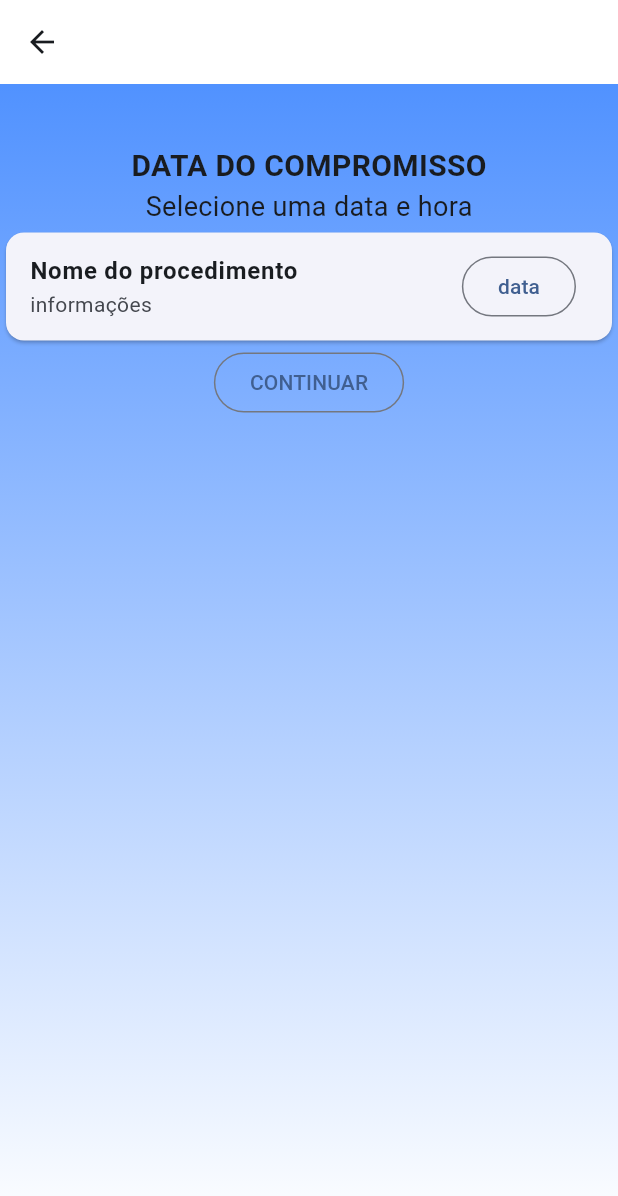
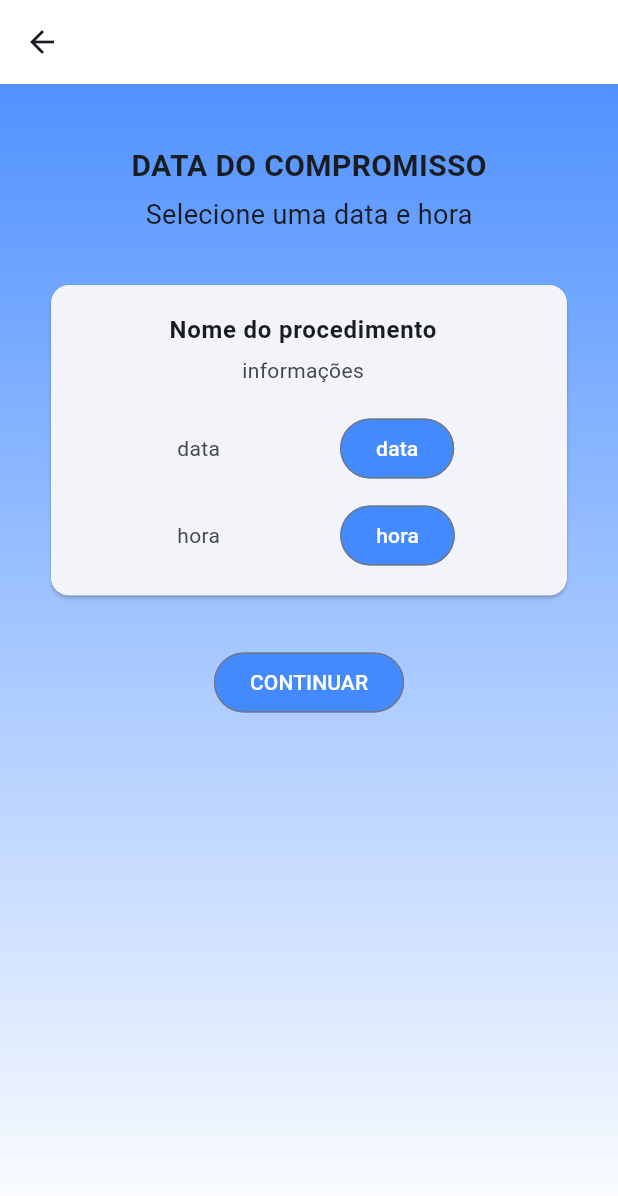
Before and after one commit to gabyferr/agendamento, a Flutter app: the UsuarioPage screen opened by its route, on a phone screen of 412 x 824 dp. Shown: the top 1196 px of the screen. Run offline on Flutter 3.47's test engine with Material 2 defaults, Android fonts, the light colour scheme and no system bars; our stand-ins replace brasil_fields, cloud_firestore, firebase_core, flutter_modular, rx_notifier; missing offline and left inert: cloud_firestore_web, dart_date, firebase_core_web; accounts and stored records are empty.

Commit message:
Ajustes da pagina do usuario/login.

```diff
--- a/lib/app/modules/menu/drawer_menu.dart
+++ b/lib/app/modules/menu/drawer_menu.dart
@@ -12,11 +12,12 @@ class DrawerMenu extends StatelessWidget {
           DrawerHeader(
             decoration: const BoxDecoration(
               color: Colors.blue,
+
             ),
             child: Column(
               children: [
                 Container(
-                  padding: const EdgeInsets.only(top: 50, left: 50),
+                  padding: const EdgeInsets.only(top: 50, left: 50, ),
                   child: Row(
                     children: [
                       const Text(
--- a/lib/app/modules/usuario/usuario_page.dart
+++ b/lib/app/modules/usuario/usuario_page.dart
@@ -44,21 +44,42 @@ class UsuarioPage extends StatelessWidget {
                       style:
                           TextStyle(fontSize: 20, fontWeight: FontWeight.bold),
                     )),
-                Text(
+
+                Container( padding: EdgeInsets.only(top: 5),
+                  child: Text(
                     'Selecione uma data e hora',
                     style: TextStyle(fontSize: 18),
                   ),
-                Column(
-                  children: [
-                    Card(
+                ),
+
+                  Container(
+                    padding: EdgeInsets.only(top: 30, left: 30, right: 30),
+                    child: Card(
                     shadowColor: Colors.black,
                     child: ListTile(
-                        title: Text(
+                      title: Center(
+                        child: Container( padding: EdgeInsets.only(top: 10, bottom: 5),
+                          child: Text(
                             'Nome do procedimento',
                             style: TextStyle(fontWeight: FontWeight.bold),
                           ),
-                        subtitle: Text('informações'),
-                        trailing: OutlinedButton(
+                        ),
+                      ),
+                      subtitle: Column(
+                          children: [
+                            Container( padding: EdgeInsets.only(bottom: 10,),
+
+                              child: Text('informações')),
+                            Padding(
+                              padding: const EdgeInsets.all(8.0),
+                              child: Column(
+                                children: [
+                                  Row(
+                                    children: [
+                                      SizedBox(width: 60,),
+                                      Text('data'),
+                                      SizedBox(width: 80,),
+                                      OutlinedButton(style: ButtonStyle(backgroundColor: MaterialStateProperty.all(Colors.blueAccent)),
                                           onPressed: () {
                                             showDatePicker(
                                               context: context,
@@ -67,15 +88,43 @@ class UsuarioPage extends StatelessWidget {
                                               lastDate: DateTime.now().addMonths(2),
                                             );
                                           },
-                            child: Text('data')),
+                                          child: Text('data', style: TextStyle(color: Colors.white),)),
+                                    ],
                                   ),
+                                   Container(
+                                    padding: EdgeInsets.only(top: 10),
+                              child: Column(children: [
+                                Row(
+                                    children: [
+                                      SizedBox(width: 60,),
+                                      Text('hora'),
+                                      SizedBox(width: 80,),
+                                      OutlinedButton(style: ButtonStyle(backgroundColor: MaterialStateProperty.all(Colors.blueAccent)),
+                                          onPressed: () {
+                                          DateTime(DateTime.now().getHours);
+                                          },
+                                          child: Text('hora', style: TextStyle(color: Colors.white),)),
+                                    ],
+                                  ),
+                              ]),
                             ),
                                 ],
                               ),
+
+                            ),
+
+                          ],
+                        ),
+
+
+                    ),
+                                  ),
+                  ),
                 // Container(child: OutlinedButton(onPressed:, child: child)),
                 Container(
-                  child: OutlinedButton(
-                    child: Text("CONTINUAR"),
+                  padding: EdgeInsets.only(top: 30,),
+                  child: OutlinedButton(style: ButtonStyle(backgroundColor: MaterialStateProperty.all(Colors.blueAccent)),
+                    child: Text('CONTINUAR',style: TextStyle(color: Colors.white),),
                     onPressed: () async {
                       showDialog(
                           context: context,
@@ -90,18 +139,18 @@ class UsuarioPage extends StatelessWidget {
                                     child: Row(
                                       children: [
                                         SizedBox(
-                                          width: 20,
+                                          width: 10,
                                         ),
-                                        OutlinedButton(
+                                        OutlinedButton(style: ButtonStyle(backgroundColor: MaterialStateProperty.all(Colors.blueAccent)),
                                           onPressed: () {
                                             Modular.to.pop();
                                           },
-                                          child: Text('CANCELAR'),
+                                          child: Text('CANCELAR', style: TextStyle(color: Colors.white),),
                                         ),
                                         SizedBox(
                                           width: 20,
                                         ),
-                                        OutlinedButton(
+                                        OutlinedButton(style: ButtonStyle(backgroundColor: MaterialStateProperty.all(Colors.blueAccent)),
                                           onPressed: () {
                                             Modular.get<UsuarioController>()
                                                 .save(usuarioModel);
@@ -124,19 +173,18 @@ class UsuarioPage extends StatelessWidget {
                                                       TextStyle(fontSize: 16),
                                                 ),
                                                 actions: [
-                                                  ElevatedButton(
+                                                  ElevatedButton(style: ButtonStyle(backgroundColor: MaterialStateProperty.all(Colors.blueAccent)),
                                                     onPressed: () {
-                                                      Modular.get<
-                                                              UsuarioController>()
-                                                          .save(usuarioModel);
+
+                                                          Modular.to.pop();
                                                     },
-                                                    child: Text('ok'),
+                                                    child: Text('ok',style: TextStyle(color: Colors.white),),
                                                   ),
                                                 ],
                                               ),
                                             );
                                           },
-                                          child: Text('FINALIZAR'),
+                                          child: Text('FINALIZAR',style: TextStyle(color: Colors.white),),
                                         ),
                                       ],
                                     ),
--- a/lib/app/util/validacao_util.dart
+++ b/lib/app/util/validacao_util.dart
@@ -17,7 +17,7 @@ class ValidacaoUtil {
   static String? validarSenha(value) {
     if (value.length < 4) {
       return 'Senha inválido';
-    } else {
+    } else  {
       return null;
     }
   }
--- a/pubspec.yaml
+++ b/pubspec.yaml
@@ -40,6 +40,7 @@ dependencies:
   cloud_firestore: ^4.4.5
   rx_notifier: ^2.0.0+5
   brasil_fields: ^1.12.0
+  firebase_auth: ^4.7.1
 
 dev_dependencies:
   flutter_test:
```
Also changed, not shown: lib/app/modules/login/login_controller.dart (added, +15 -0 lines), lib/app/modules/login/login_page.dart (+8 -1 lines), pubspec.lock, 6 other files. Lines whose indentation alone changed are shown as unchanged.
